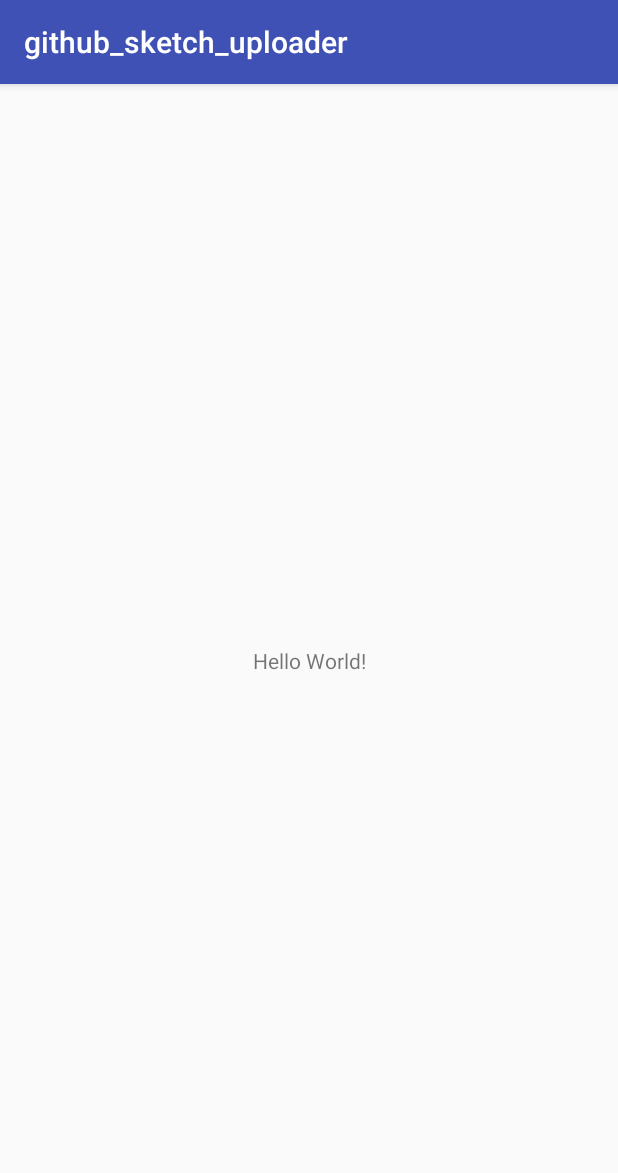
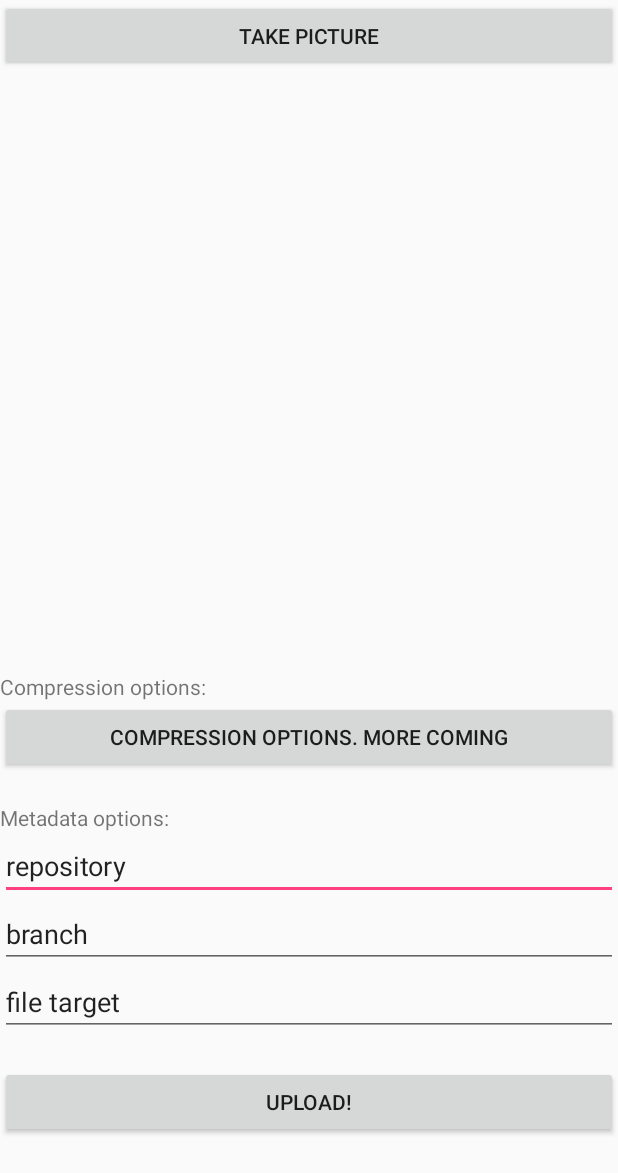
Before and after one commit to tholok97/github_sketch_uploader, an Android app: the screen it shows after launch (MainActivity before the commit, TakePictureAndSetMetadataActivity after it), on a phone screen of 412 x 824 dp. Shown: the top 1173 px of the screen. Run offline under Robolectric (Android 15) with nearby library versions, the phone set to English and light mode, and no system bars.

Commit message:
#3 - stub for activity done

```diff
--- a/app/src/main/AndroidManifest.xml
+++ b/app/src/main/AndroidManifest.xml
@@ -10,6 +10,15 @@
         android:supportsRtl="true"
         android:theme="@style/AppTheme">
         <activity android:name=".MainActivity">
+            <!--
+            <intent-filter>
+                <action android:name="android.intent.action.MAIN" />
+
+                <category android:name="android.intent.category.LAUNCHER" />
+            </intent-filter>
+            -->
+        </activity>
+        <activity android:name=".TakePictureAndSetMetadataActivity">
             <intent-filter>
                 <action android:name="android.intent.action.MAIN" />
 
--- /dev/null
+++ b/app/src/main/java/com/example/tholok/github_sketch_uploader/TakePictureAndSetMetadataActivity.java
@@ -0,0 +1,19 @@
+package com.example.tholok.github_sketch_uploader;
+
+import android.support.v7.app.AppCompatActivity;
+import android.os.Bundle;
+import android.view.Window;
+import android.widget.ImageView;
+
+public class TakePictureAndSetMetadataActivity extends AppCompatActivity {
+
+    private ImageView imageView;
+
+    @Override
+    protected void onCreate(Bundle savedInstanceState) {
+        super.onCreate(savedInstanceState);
+
+        setContentView(R.layout.activity_take_picture_and_set_metadata);
+
+    }
+}
--- /dev/null
+++ b/app/src/main/res/layout/activity_take_picture_and_set_metadata.xml
@@ -0,0 +1,97 @@
+<?xml version="1.0" encoding="utf-8"?>
+<android.support.v7.widget.LinearLayoutCompat
+    android:layout_height="match_parent"
+    android:layout_width="match_parent"
+    android:orientation="vertical"
+    xmlns:android="http://schemas.android.com/apk/res/android" >
+
+    <ScrollView
+        android:layout_width="match_parent"
+        android:layout_height="wrap_content">
+
+        <LinearLayout
+            android:orientation="vertical"
+            android:layout_width="match_parent"
+            android:layout_height="wrap_content">
+
+            <!-- button for taking new picture -->
+            <Button
+                android:text="Take picture"
+                android:layout_width="match_parent"
+                android:layout_height="wrap_content" />
+
+            <!-- preview of picture to be uploaded -->
+            <ImageView
+                android:layout_width="match_parent"
+                android:layout_height="400sp" />
+
+            <!-- COMPRESSION OPTIONS -->
+            <!--
+            SHOW:
+            * current level of compression
+            * file size
+            * length of equivalent text document? (LOC?) (?)
+            GIVE OPTIONS TO:
+            * increase / decrease compression
+            * apply filter (hopefully. greyscale at least)
+            -->
+
+            <!-- PLACEHOLDER -->
+            <TextView
+                android:text="Compression options:"
+                android:layout_width="match_parent"
+                android:layout_height="wrap_content" />
+
+            <Button
+                android:text="COMPRESSION OPTIONS. MORE COMING"
+                android:layout_width="match_parent"
+                android:layout_height="wrap_content" />
+
+            <!-- for spacing -->
+            <TextView
+                android:layout_width="match_parent"
+                android:layout_height="20dp" />
+
+            <!-- METADATA OPTIONS -->
+
+            <TextView
+                android:text="Metadata options:"
+                android:layout_width="match_parent"
+                android:layout_height="wrap_content" />
+
+            <EditText
+                android:text="repository"
+                android:layout_width="match_parent"
+                android:layout_height="wrap_content" />
+
+            <EditText
+                android:text="branch"
+                android:layout_width="match_parent"
+                android:layout_height="wrap_content" />
+
+            <EditText
+                android:text="file target"
+                android:layout_width="match_parent"
+                android:layout_height="wrap_content" />
+
+            <!-- for spacing -->
+            <TextView
+                android:layout_width="match_parent"
+                android:layout_height="20dp" />
+
+
+            <!-- upload the thing! -->
+            <Button
+                android:text="Upload!"
+                android:layout_width="match_parent"
+                android:layout_height="wrap_content" />
+
+
+        </LinearLayout>
+
+    </ScrollView>
+
+
+
+
+</android.support.v7.widget.LinearLayoutCompat>
--- a/app/src/main/res/values/styles.xml
+++ b/app/src/main/res/values/styles.xml
@@ -6,6 +6,11 @@
         <item name="colorPrimary">@color/colorPrimary</item>
         <item name="colorPrimaryDark">@color/colorPrimaryDark</item>
         <item name="colorAccent">@color/colorAccent</item>
+
+        <!-- to remove title bar -->
+        <item name="windowActionBar">false</item>
+        <item name="windowNoTitle">true</item>
+        <item name="android:windowFullscreen">true</item>
     </style>
 
 </resources>
```
